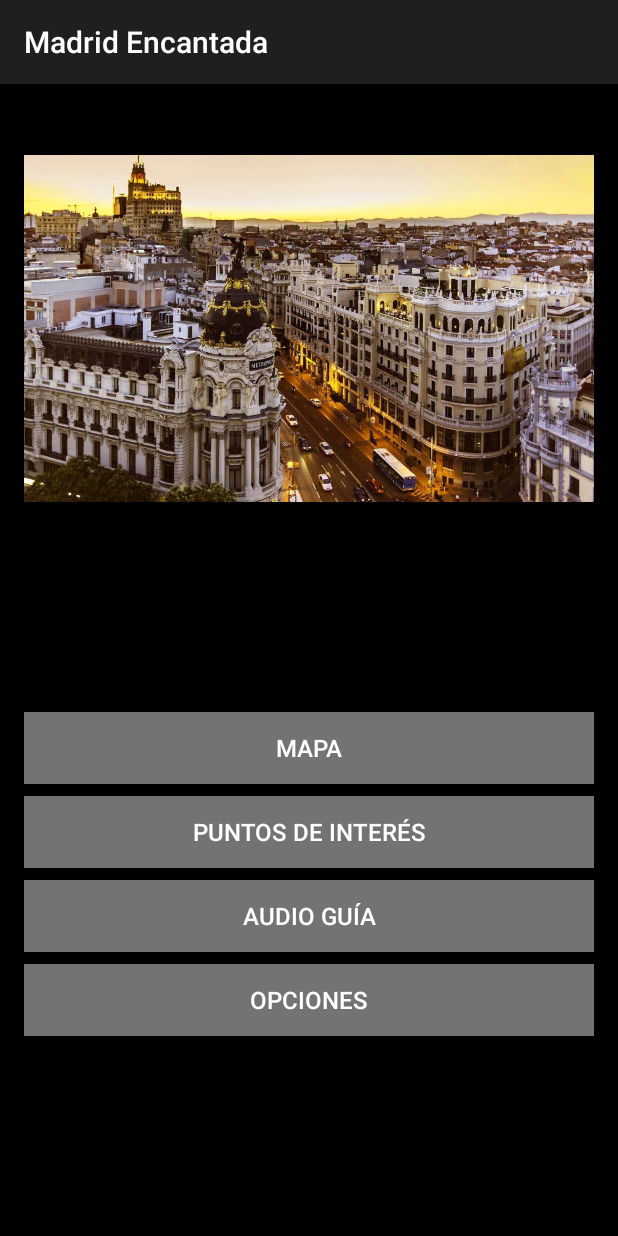
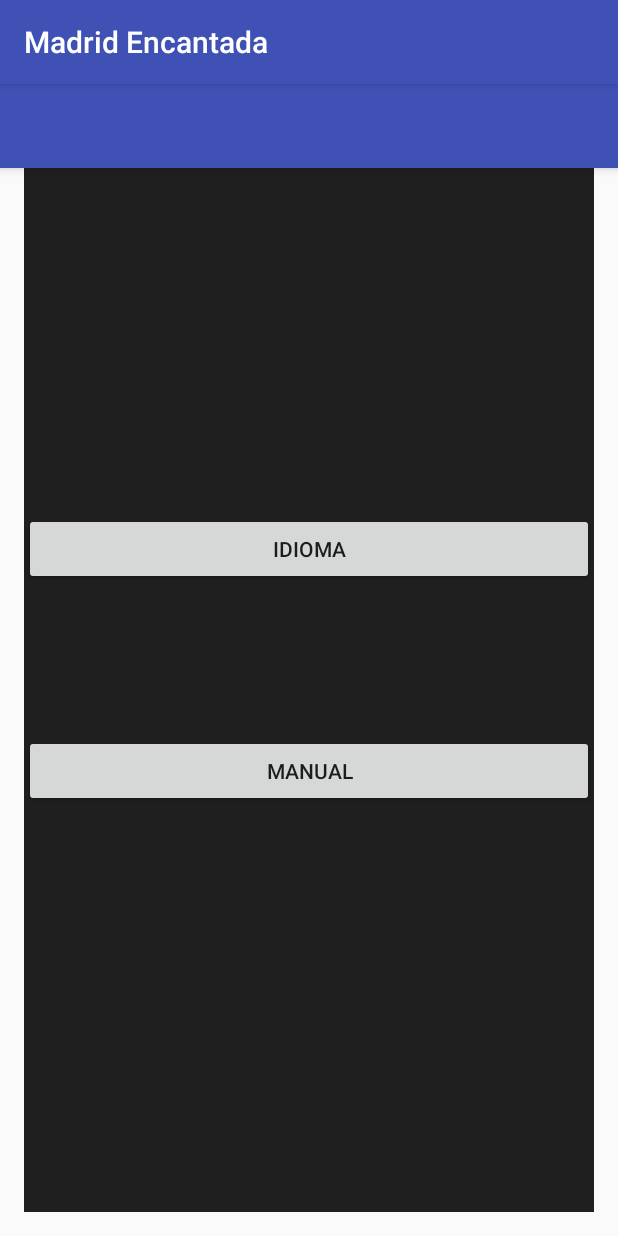
Before and after one commit to GynGyny/MadridEncantadaPFC, an Android app: the screen it shows after launch (MainActivity before the commit, OptionsActivity after it), after a tap on "OPCIONES", on a phone screen of 412 x 824 dp. Run offline under Robolectric (Android 15) with nearby library versions, the phone set to English and light mode, and no system bars.

Commit message:
Pantalla opciones
Va a la pantalla "opciones" aunque no está perfecta

```diff
--- a/app/src/main/AndroidManifest.xml
+++ b/app/src/main/AndroidManifest.xml
@@ -27,12 +27,10 @@
                 <category android:name="android.intent.category.LAUNCHER" />
             </intent-filter>
         </activity>
-
         <activity
             android:name=".activities.LugarDetailActivity"
             android:label="@string/sofia"
-            android:theme="@style/AppTheme.NoActionBar">
-        </activity>
+            android:theme="@style/AppTheme.NoActionBar"></activity>
         <!--
              The API key for Google Maps-based APIs is defined as a string resource.
              (See the file "res/values/google_maps_api.xml").
@@ -61,7 +59,7 @@
             android:name=".activities.AllPointsOfInterestActivity"
             android:label="@string/points_of_interest"
             android:theme="@style/AppTheme.NoActionBar" />
-
+        <activity android:name=".activities.OptionsActivity"></activity>
     </application>
 
 </manifest>
--- a/app/src/main/java/geo/rutas/madrid/com/madridencantada/activities/MainActivity.java
+++ b/app/src/main/java/geo/rutas/madrid/com/madridencantada/activities/MainActivity.java
@@ -64,10 +64,11 @@ public class MainActivity extends AppCompatActivity implements View.OnClickListe
         Intent intent = new Intent(this, AllPointsOfInterestActivity.class);
         startActivity(intent);
         overridePendingTransition(android.R.anim.slide_in_left, android.R.anim.slide_out_right);  // TODO ANIMACIONES !!!
-
     }
 
     private void goToOptionsActivity() {
+        Intent intent = new Intent(this, OptionsActivity.class);
+        startActivity(intent);
     }
 
     private void goToAudioGuideActivity() {
--- /dev/null
+++ b/app/src/main/java/geo/rutas/madrid/com/madridencantada/activities/OptionsActivity.java
@@ -0,0 +1,15 @@
+package geo.rutas.madrid.com.madridencantada.activities;
+
+import android.support.v7.app.AppCompatActivity;
+import android.os.Bundle;
+
+import geo.rutas.madrid.com.madridencantada.R;
+
+public class OptionsActivity extends AppCompatActivity {
+
+    @Override
+    protected void onCreate(Bundle savedInstanceState) {
+        super.onCreate(savedInstanceState);
+        setContentView(R.layout.activity_options);
+    }
+}
--- /dev/null
+++ b/app/src/main/res/layout/activity_options.xml
@@ -0,0 +1,26 @@
+<?xml version="1.0" encoding="utf-8"?>
+<android.support.design.widget.CoordinatorLayout xmlns:android="http://schemas.android.com/apk/res/android"
+    xmlns:app="http://schemas.android.com/apk/res-auto"
+    xmlns:tools="http://schemas.android.com/tools"
+    android:layout_width="match_parent"
+    android:layout_height="match_parent"
+    android:fitsSystemWindows="true"
+    tools:context="geo.rutas.madrid.com.madridencantada.activities.OptionsActivity">
+
+    <android.support.design.widget.AppBarLayout
+        android:layout_width="match_parent"
+        android:layout_height="wrap_content"
+        android:theme="@style/AppTheme.AppBarOverlay">
+
+        <android.support.v7.widget.Toolbar
+            android:id="@+id/toolbar"
+            android:layout_width="match_parent"
+            android:layout_height="?attr/actionBarSize"
+            android:background="?attr/colorPrimary"
+            app:popupTheme="@style/AppTheme.PopupOverlay" />
+
+    </android.support.design.widget.AppBarLayout>
+
+    <include layout="@layout/content_options" />
+
+</android.support.design.widget.CoordinatorLayout>
--- /dev/null
+++ b/app/src/main/res/layout/content_options.xml
@@ -0,0 +1,41 @@
+<?xml version="1.0" encoding="utf-8"?>
+<RelativeLayout xmlns:android="http://schemas.android.com/apk/res/android"
+    xmlns:tools="http://schemas.android.com/tools"
+    android:id="@+id/activity_options"
+    android:layout_width="match_parent"
+    android:layout_height="match_parent"
+    android:paddingBottom="@dimen/activity_vertical_margin"
+    android:paddingLeft="@dimen/activity_horizontal_margin"
+    android:paddingRight="@dimen/activity_horizontal_margin"
+    android:paddingTop="@dimen/activity_vertical_margin"
+    tools:context="geo.rutas.madrid.com.madridencantada.activities.OptionsActivity">
+
+    <LinearLayout
+        android:layout_width="match_parent"
+        android:layout_height="match_parent"
+        android:layout_alignParentBottom="true"
+        android:layout_alignParentTop="false"
+        android:layout_centerHorizontal="true"
+        android:gravity="center"
+        android:orientation="vertical"
+        android:background="@color/greyDark"    >
+
+        <Button
+            android:id="@+id/button_languaje"
+            android:layout_width="match_parent"
+            android:layout_height="wrap_content"
+            android:text="@string/language" />
+
+        <android.support.v4.widget.Space
+            android:layout_width="0dp"
+            android:layout_height="100dp" />
+
+
+        <Button
+            android:id="@+id/button_manual"
+            android:layout_width="match_parent"
+            android:layout_height="wrap_content"
+            android:text="@string/manual" />
+
+    </LinearLayout>
+</RelativeLayout>
--- a/app/src/main/res/values/strings.xml
+++ b/app/src/main/res/values/strings.xml
@@ -37,4 +37,6 @@
     <string name="gps_network_not_enabled">Red no activada</string>
     <string name="open_location_settings">Abrir opciones de geolocalización</string>
     <string name="Cancel">Cancelar</string>
+
+
 </resources>
```
